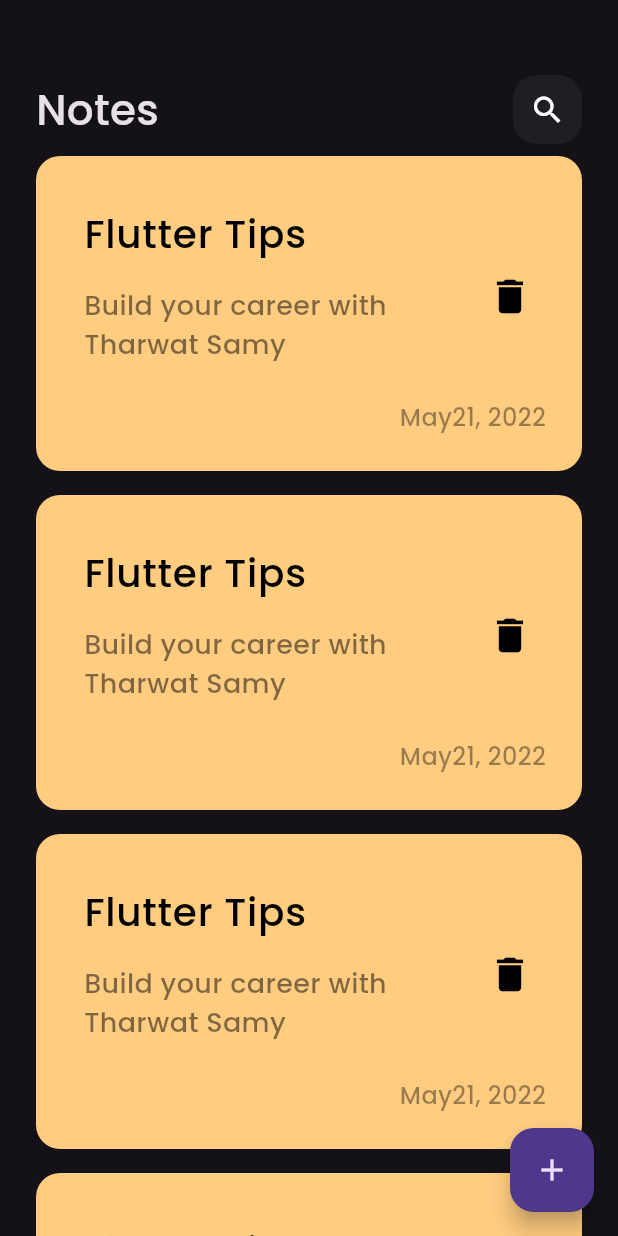
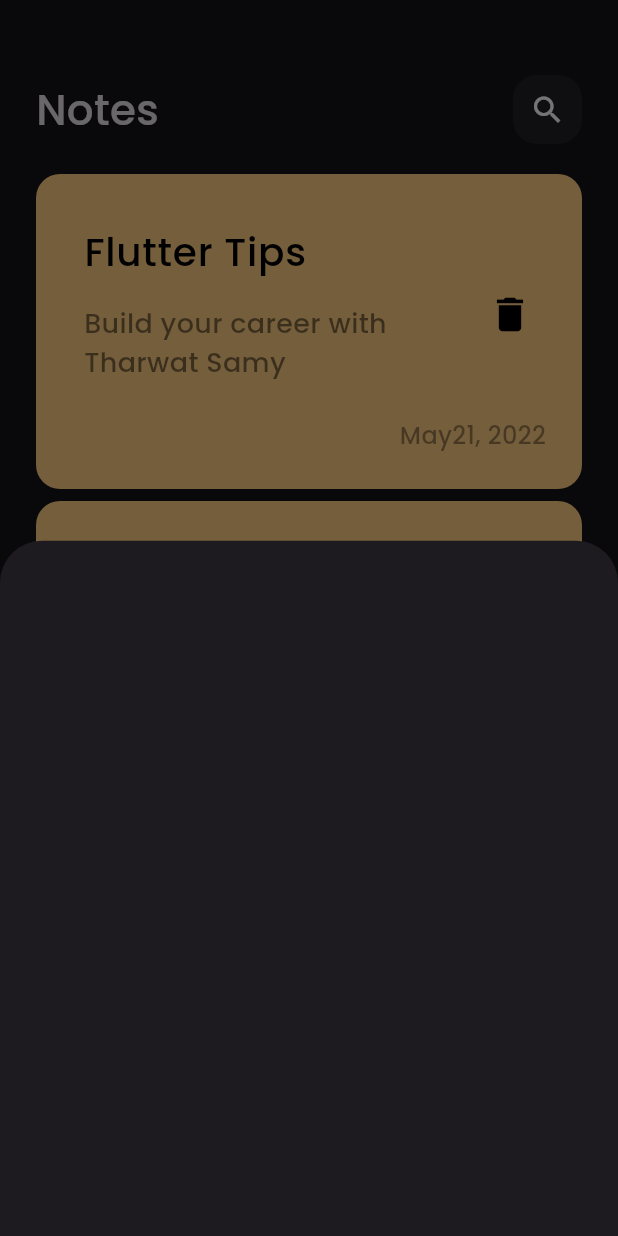
Before and after one commit to menna-adel10/notes_app, a Flutter app: the screen it shows after launch, after a tap on the "add" icon, on a phone screen of 412 x 824 dp. Run offline on Flutter 3.47's test engine with Material 3 defaults, Android fonts, the phone set to English and light mode, and no system bars.

Commit message:
add note button sheet

```diff
--- a/lib/views/notes_view.dart
+++ b/lib/views/notes_view.dart
@@ -1,4 +1,5 @@
 import 'package:flutter/material.dart';
+import 'package:notes_app/views/widgets/add_notes_button_sheet.dart';
 import 'package:notes_app/views/widgets/notes_view_body.dart';
 
 class NotesView extends StatelessWidget {
@@ -8,7 +9,11 @@ class NotesView extends StatelessWidget {
   Widget build(BuildContext context) {
     return Scaffold(
       floatingActionButton:
-      FloatingActionButton(onPressed: () {},
+      FloatingActionButton(onPressed: () {
+        showModalBottomSheet(context: context, builder: (context){
+          return const AddNoteButtonSheet();
+        });
+      },
         child: const Icon(Icons.add),
       ),
       body: const NotesViewBody(),
--- /dev/null
+++ b/lib/views/widgets/add_notes_button_sheet.dart
@@ -0,0 +1,11 @@
+
+import 'package:flutter/material.dart';
+
+class AddNoteButtonSheet extends StatelessWidget {
+  const AddNoteButtonSheet({super.key});
+
+  @override
+  Widget build(BuildContext context) {
+    return Container();
+  }
+}
--- a/lib/views/widgets/notes_list_item.dart
+++ b/lib/views/widgets/notes_list_item.dart
@@ -1,19 +1,22 @@
-
 import 'package:flutter/cupertino.dart';
-
 import 'note_item.dart';
 
 class NotesListView extends StatelessWidget {
   const NotesListView({super.key});
 
-
   @override
   Widget build(BuildContext context) {
-    return ListView.builder(itemBuilder: (context, index){
-      return const Padding(
-        padding: EdgeInsets.symmetric(vertical: 8.0),
-        child: NoteItem(),
-      );
-    });
+    return Padding(
+      padding: const EdgeInsets.symmetric(vertical: 16.0),
+      child: ListView.builder(
+        padding: EdgeInsets.zero,
+        itemBuilder: (context, index) {
+          return const Padding(
+            padding: EdgeInsets.symmetric(vertical: 4),
+            child: NoteItem(),
+          );
+        },
+      ),
+    );
   }
 }
```
